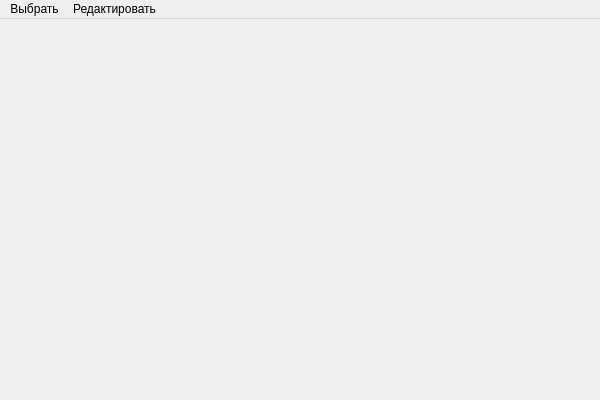
This is KursProject.ui in TheFusterMan/KursProject as Qt 5 draws it before an edit. The edited form follows.
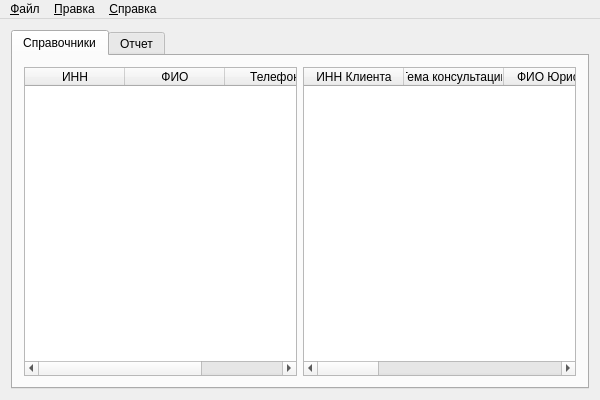
This is the edited form. The open tabs and pages were chosen to show the change.

Commit message: Ща буду интерфейс в .ui переносить

Diff of the .ui file:
```diff
--- a/KursProject.ui
+++ b/KursProject.ui
@@ -16,7 +16,130 @@
   <property name="windowTitle">
    <string>KursProject</string>
   </property>
-  <widget class="QWidget" name="centralWidget"/>
+  <widget class="QWidget" name="centralWidget">
+   <layout class="QVBoxLayout" name="verticalLayout">
+    <item>
+     <widget class="QTabWidget" name="mainTabWidget">
+      <property name="layoutDirection">
+       <enum>Qt::LeftToRight</enum>
+      </property>
+      <property name="currentIndex">
+       <number>1</number>
+      </property>
+      <widget class="QWidget" name="tab">
+       <property name="accessibleName">
+        <string>Справочники</string>
+       </property>
+       <attribute name="title">
+        <string>Справочники</string>
+       </attribute>
+       <layout class="QHBoxLayout" name="horizontalLayout">
+        <item>
+         <widget class="QTableWidget" name="sellersTable">
+          <property name="contextMenuPolicy">
+           <enum>Qt::CustomContextMenu</enum>
+          </property>
+          <property name="editTriggers">
+           <set>QAbstractItemView::NoEditTriggers</set>
+          </property>
+          <property name="selectionBehavior">
+           <enum>QAbstractItemView::SelectRows</enum>
+          </property>
+          <property name="columnCount">
+           <number>3</number>
+          </property>
+          <attribute name="horizontalHeaderVisible">
+           <bool>true</bool>
+          </attribute>
+          <attribute name="horizontalHeaderCascadingSectionResizes">
+           <bool>false</bool>
+          </attribute>
+          <attribute name="horizontalHeaderDefaultSectionSize">
+           <number>100</number>
+          </attribute>
+          <attribute name="horizontalHeaderStretchLastSection">
+           <bool>false</bool>
+          </attribute>
+          <attribute name="verticalHeaderVisible">
+           <bool>false</bool>
+          </attribute>
+          <attribute name="verticalHeaderCascadingSectionResizes">
+           <bool>false</bool>
+          </attribute>
+          <column>
+           <property name="text">
+            <string>ИНН</string>
+           </property>
+          </column>
+          <column>
+           <property name="text">
+            <string>ФИО</string>
+           </property>
+          </column>
+          <column>
+           <property name="text">
+            <string>Телефон</string>
+           </property>
+          </column>
+         </widget>
+        </item>
+        <item>
+         <widget class="QTableWidget" name="salesTable">
+          <property name="contextMenuPolicy">
+           <enum>Qt::CustomContextMenu</enum>
+          </property>
+          <property name="editTriggers">
+           <set>QAbstractItemView::NoEditTriggers</set>
+          </property>
+          <property name="selectionBehavior">
+           <enum>QAbstractItemView::SelectRows</enum>
+          </property>
+          <property name="columnCount">
+           <number>8</number>
+          </property>
+          <attribute name="horizontalHeaderStretchLastSection">
+           <bool>true</bool>
+          </attribute>
+          <attribute name="verticalHeaderVisible">
+           <bool>false</bool>
+          </attribute>
+          <column>
+           <property name="text">
+            <string>ИНН Клиента</string>
+           </property>
+          </column>
+          <column>
+           <property name="text">
+            <string>Тема консультации</string>
+           </property>
+          </column>
+          <column>
+           <property name="text">
+            <string>ФИО Юриста</string>
+           </property>
+          </column>
+          <column>
+           <property name="text">
+            <string>Дата</string>
+           </property>
+          </column>
+          <column/>
+          <column/>
+          <column/>
+          <column/>
+         </widget>
+        </item>
+       </layout>
+      </widget>
+      <widget class="QWidget" name="reportTab">
+       <attribute name="title">
+        <string>Отчет</string>
+       </attribute>
+      </widget>
+     </widget>
+    </item>
+   </layout>
+  </widget>
   <widget class="QMenuBar" name="menuBar">
    <property name="geometry">
     <rect>
@@ -26,26 +149,33 @@
      <height>21</height>
     </rect>
    </property>
-   <widget class="QMenu" name="menu">
+   <widget class="QMenu" name="menuFile">
     <property name="title">
-     <string>Выбрать</string>
+     <string>&amp;Файл</string>
     </property>
     <addaction name="actionClients"/>
     <addaction name="actionConsultation"/>
     <addaction name="separator"/>
     <addaction name="actionConsultationForClients"/>
    </widget>
-   <widget class="QMenu" name="menu_2">
+   <widget class="QMenu" name="menuEdit">
     <property name="title">
-     <string>Редактировать</string>
+     <string>&amp;Правка</string>
     </property>
     <addaction name="actionAddRecord"/>
     <addaction name="actionRemoveRecord"/>
     <addaction name="separator"/>
     <addaction name="actionLoadAndSave"/>
    </widget>
-   <addaction name="menu"/>
-   <addaction name="menu_2"/>
+   <widget class="QMenu" name="menuHelp">
+    <property name="title">
+     <string>&amp;Справка</string>
+    </property>
+    <addaction name="actionAbout"/>
+   </widget>
+   <addaction name="menuFile"/>
+   <addaction name="menuEdit"/>
+   <addaction name="menuHelp"/>
   </widget>
   <action name="actionClients">
    <property name="text">
```
Left out of the diff: 78 changed lines with no effect on the pictures. The commit also changes 7 other files.
